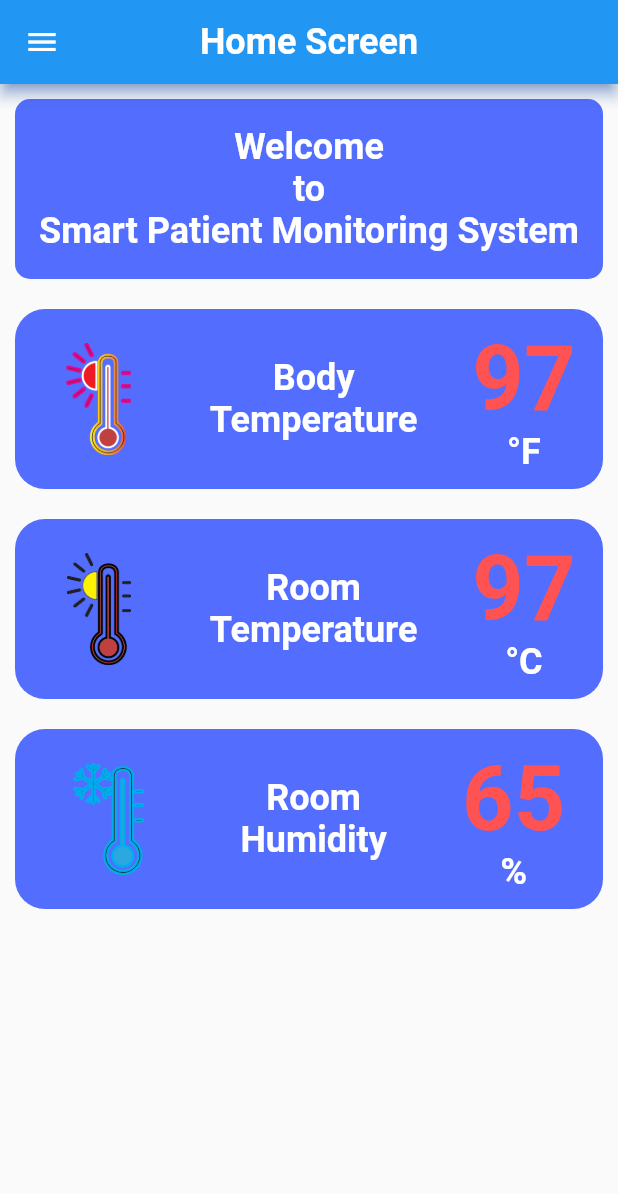
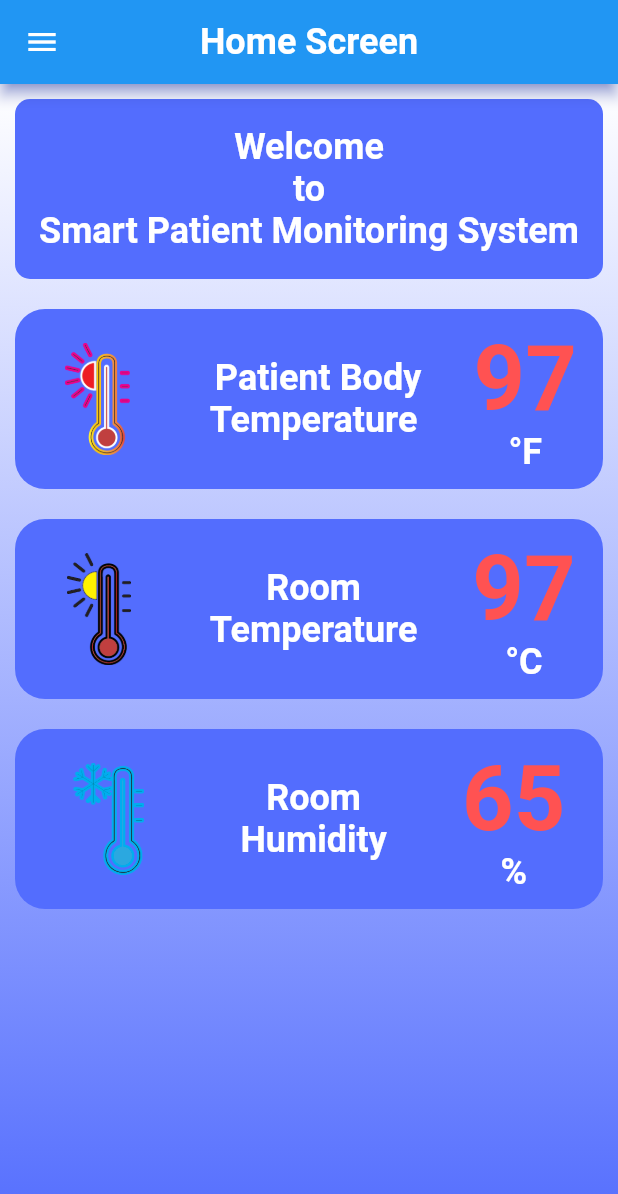
Before and after one commit to Alexander-mr-tech/Smart-Patient-Monitoring-System, a Flutter app: the HomeScreen screen opened directly, on a phone screen of 412 x 824 dp. Shown: the top 1194 px of the screen. Run offline on Flutter 3.47's test engine with Material 2 defaults, Android fonts, the light colour scheme and no system bars; our stand-ins replace firebase_auth, firebase_core, flutter_spinkit, fluttertoast; missing offline and left inert: contactus, d_chart; accounts and stored records are empty.

Commit message:
Merge remote-tracking branch 'origin/master'
# Conflicts:
#	lib/home_screen.dart

```diff
--- a/lib/home_screen.dart
+++ b/lib/home_screen.dart
@@ -19,9 +19,20 @@ class _HomeScreenState extends State<HomeScreen> {
               fontWeight: FontWeight.bold),
       ),
           centerTitle: true,
-          shadowColor: Colors.blueAccent,
+          shadowColor: Colors.indigoAccent,
         ),
-        body: Column(
+        body: Container(
+          decoration: const BoxDecoration(
+              gradient: LinearGradient(
+                begin: Alignment.topLeft,
+                end: Alignment.bottomLeft,
+                colors: [
+                  Colors.white,
+                  Colors.indigoAccent,
+                ],
+              )
+          ),
+          child: Column(
             children: [
               Padding(
                   padding: const EdgeInsets.all(10.0),
@@ -57,7 +68,7 @@ class _HomeScreenState extends State<HomeScreen> {
                         Image.asset("assets/images/body temperature.png",
                             height: 75, width: 75),
                         const Text(
-                        "Body\nTemperature",textAlign: TextAlign.center,
+                          " Patient Body\nTemperature",textAlign: TextAlign.center,
                           style: TextStyle(
                               color: Colors.white,
                               fontSize: 24,
@@ -219,6 +230,7 @@ class _HomeScreenState extends State<HomeScreen> {
               //     )),
             ],
           ),
+        ),
       );
   }
 }
```
Lines whose indentation alone changed are shown as unchanged.
